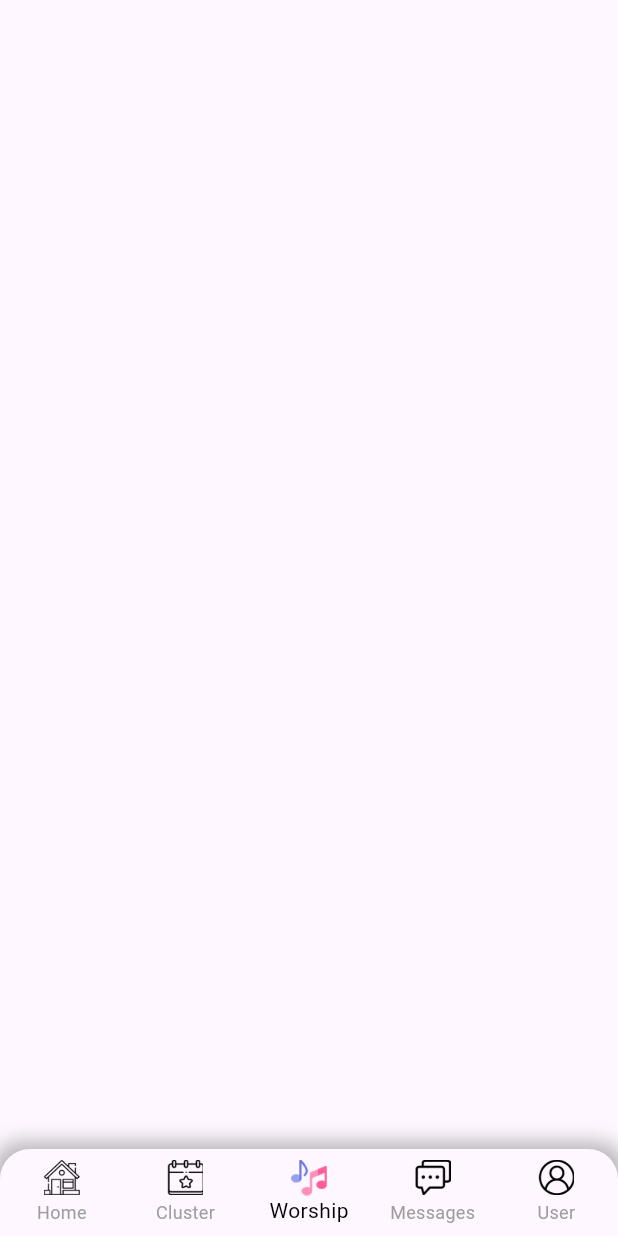
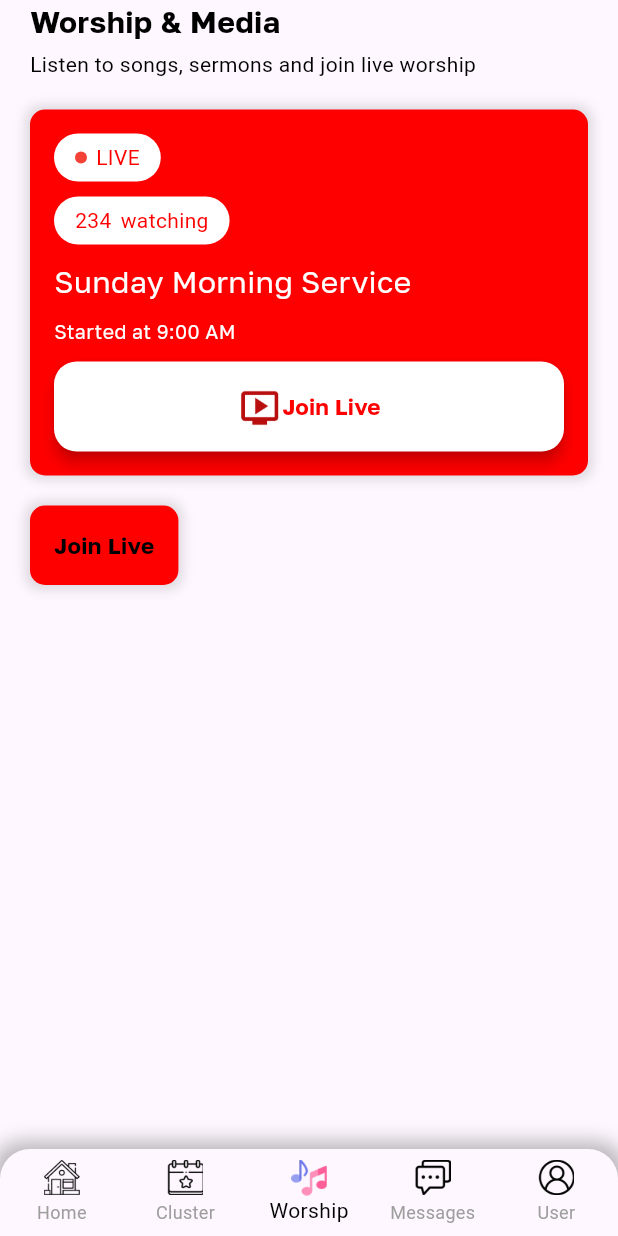
Before and after one commit to PhilipNzube/bcci_platform, a Flutter app: the screen it shows after launch, item 3 of the bottom bar chosen, on a phone screen of 412 x 824 dp. Run offline on Flutter 3.47's test engine with Material 3 defaults, Android fonts, the light colour scheme and no system bars; our stand-ins replace carousel_slider, connectivity_plus, flutter_secure_storage, shared_preferences.

Commit message:
update 11 files

```diff
--- /dev/null
+++ b/lib/presentation/controllers/worship_page_controller.dart
@@ -0,0 +1,168 @@
+import 'package:carousel_slider/carousel_slider.dart';
+import 'package:flutter/material.dart' hide CarouselController;
+import 'package:flutter_secure_storage/flutter_secure_storage.dart';
+import 'package:shared_preferences/shared_preferences.dart';
+import 'dart:async';
+import 'package:connectivity_plus/connectivity_plus.dart';
+
+class WorshipPageController extends ChangeNotifier {
+  final TextEditingController _searchController = TextEditingController();
+  final FocusNode _searchFocusNode = FocusNode();
+  List _searchResults = [];
+  bool _searchLoading = false;
+  bool _isSearching = false;
+  List<String> _imagePaths = [
+    "images/Banner.png",
+    "images/Banner.png",
+    "images/Banner.png",
+  ];
+  int _current = 0;
+  final CarouselController _controller = CarouselController();
+  Map<String, bool> _isLikedMap = {};
+  int? _selectedRadioValue = 0;
+  final storage = const FlutterSecureStorage();
+  ValueNotifier<String?> _selectedFilter = ValueNotifier<String?>(null);
+  bool _isFilterActive = false;
+  int? userId;
+  String? _fullName;
+  String? _userName;
+  String? _profileImage;
+  String? _email;
+  String? _address;
+  String? _city;
+  String? _state;
+  String? _storeName;
+  String? _storeWebsiteUrl;
+  String? _storeDescription;
+  String? _walletBalance;
+  String? _phone;
+  String? _gender;
+  String? _role;
+  List<Map<String, dynamic>> products = [];
+  bool _isLoading = false;
+  late SharedPreferences prefs;
+  Timer? _timer;
+  int _remainingTime = 0;
+  bool _isLoading2 = false;
+  bool _isRefreshing = false;
+  StreamSubscription<ConnectivityResult>? connectivitySubscription;
+  late ScrollController _scrollController;
+  int pageNum = 1;
+  bool _isFetchingMore = false;
+  String _userRole = "";
+  String _url = "";
+  bool _isMoved = false;
+  bool _isLoggedOut = false;
+  String _previousRole = "Customer";
+  String _currentRole = "Customer";
+  bool _activateFabForCustomerView = false;
+  // late Future<void> _userData;
+
+  WorshipPageController() {
+    initialize();
+  }
+
+  //public getters
+  String? get fullName => _fullName;
+  String? get userName => _userName;
+  String? get phone => _phone;
+  String? get email => _email;
+  String? get profileImage => _profileImage;
+  String? get address => _address;
+  String? get city => _city;
+  String? get state => _state;
+  String? get storeName => _storeName;
+  String? get storeWebsiteUrl => _storeWebsiteUrl;
+  String? get storeDescription => _storeDescription;
+  String? get walletBalance => _walletBalance;
+  String? get gender => _gender;
+  String? get role => _role;
+  int get remainingTime => _remainingTime;
+  bool get isSearching => _isSearching;
+  bool get isLoading => _isLoading;
+  bool get isLoading2 => _isLoading2;
+  bool get searchLoading => _searchLoading;
+  List<dynamic> get searchResults => _searchResults;
+  int get current => _current;
+  bool get isFetchingMore => _isFetchingMore;
+  List<String> get imagePaths => _imagePaths;
+  bool get isFilterActive => _isFilterActive;
+  ValueNotifier<String?> get selectedFilter => _selectedFilter;
+  int? get selectedRadioValue => _selectedRadioValue;
+  String get userRole => _userRole;
+  bool get isMoved => _isMoved;
+  bool get isLoggedOut => _isLoggedOut;
+  String get previousRole => _previousRole;
+  String get currentRole => _currentRole;
+  bool get activateFabForCustomerView => _activateFabForCustomerView;
+  // Future<void> get userData => _userData;
+
+  TextEditingController get searchController => _searchController;
+  CarouselController get controller => _controller;
+  ScrollController get scrollController => _scrollController;
+
+  FocusNode get searchFocusNode => _searchFocusNode;
+
+  void setActivateFabForCustomerView(bool value) {
+    _activateFabForCustomerView = value;
+    notifyListeners();
+  }
+
+  void setCurrentRole(String value) {
+    _currentRole = value;
+    notifyListeners();
+  }
+
+  void setPreviousRole(String value) {
+    _previousRole = value;
+    notifyListeners();
+  }
+
+  void refreshController() {
+    notifyListeners();
+  }
+
+  void setIsLoading(bool value) {
+    _isLoading = value;
+    notifyListeners();
+  }
+
+  void setIsLoggedOut(bool value) {
+    _isLoggedOut = value;
+    notifyListeners();
+  }
+
+  void setIsSearching(bool value) {
+    _isSearching = value;
+    notifyListeners();
+  }
+
+  void setCurrent(int value) {
+    _current = value;
+    notifyListeners();
+  }
+
+  void setIsFilterActive(bool value) {
+    _isFilterActive = value;
+    notifyListeners();
+  }
+
+  void setSelectedRadioValue(int value) {
+    _selectedRadioValue = value;
+    notifyListeners();
+  }
+
+  void setIsMoved(bool value) {
+    _isMoved = value;
+    notifyListeners();
+  }
+
+  void initialize() async {
+    await initializePrefs();
+  }
+
+  Future<void> initializePrefs() async {
+    prefs = await SharedPreferences.getInstance();
+    notifyListeners();
+  }
+}
--- a/lib/presentation/screens/cluster_page/cluster_page.dart
+++ b/lib/presentation/screens/cluster_page/cluster_page.dart
@@ -34,14 +34,15 @@ class _ClusterPageState extends State<ClusterPage>
                       const Text(
                         "Cluster Management",
                         style: TextStyle(
-                          fontSize: 22,
+                          fontSize: 20,
+                          fontFamily: 'GolosText',
                           fontWeight: FontWeight.bold,
                         ),
                       ),
                       Gap(4),
                       const Text(
                         "Manage your regional clusters and cell groups",
-                        style: TextStyle(color: Colors.black54),
+                        style: TextStyle(color: Colors.black),
                       ),
                       Gap(20),
 
--- a/lib/presentation/screens/main_app/main_app.dart
+++ b/lib/presentation/screens/main_app/main_app.dart
@@ -1,5 +1,6 @@
 import 'package:bcci_platform/presentation/screens/cluster_page/cluster_page.dart';
 import 'package:bcci_platform/presentation/screens/home_page/home_page.dart';
+import 'package:bcci_platform/presentation/screens/worship_page/worship_page.dart';
 import 'package:flutter/material.dart';
 import '../../../core/services/connectivity_service.dart';
 import '../../../core/widgets/custom_back_handler.dart';
@@ -49,7 +50,7 @@ class _MainAppState extends State<MainApp> with TickerProviderStateMixin {
         body: SafeArea(
           child: IndexedStack(
             index: navController.selectedIndex,
-            children: [HomePage(), ClusterPage()],
+            children: [HomePage(), ClusterPage(), WorshipPage()],
           ),
         ),
         bottomNavigationBar: const CustomBottomNav(),
--- /dev/null
+++ b/lib/presentation/screens/worship_page/worship_page.dart
@@ -0,0 +1,239 @@
+import 'package:bcci_platform/core/widgets/custom_gap.dart';
+import 'package:bcci_platform/presentation/controllers/worship_page_controller.dart';
+import 'package:bcci_platform/presentation/screens/cluster_page/widgets/cluster_card.dart';
+import 'package:bcci_platform/presentation/screens/cluster_page/widgets/summary_card.dart';
+import 'package:flutter/material.dart' hide CarouselController;
+import 'package:provider/provider.dart';
+
+class WorshipPage extends StatefulWidget {
+  const WorshipPage({super.key});
+
+  @override
+  State<WorshipPage> createState() => _WorshipPageState();
+}
+
+class _WorshipPageState extends State<WorshipPage>
+    with TickerProviderStateMixin, RouteAware {
+  @override
+  Widget build(BuildContext context) {
+    //final WorshipPageController = Provider.of<WorshipPageController>(context);
+    return ChangeNotifierProvider(
+      create: (context) => WorshipPageController(),
+      child: Consumer<WorshipPageController>(
+        builder: (context, WorshipPageController, child) {
+          return SafeArea(
+            child: Scaffold(
+              body: SingleChildScrollView(
+                child: Padding(
+                  padding: const EdgeInsets.symmetric(horizontal: 20.0),
+                  child: Column(
+                    mainAxisSize: MainAxisSize.min,
+                    mainAxisAlignment: MainAxisAlignment.start,
+                    crossAxisAlignment: CrossAxisAlignment.start,
+                    children: [
+                      const Text(
+                        "Worship & Media",
+                        style: TextStyle(
+                          fontSize: 20,
+                          fontFamily: 'GolosText',
+                          fontWeight: FontWeight.bold,
+                        ),
+                      ),
+                      Gap(4),
+                      const Text(
+                        "Listen to songs, sermons and join live worship",
+                        style: TextStyle(color: Colors.black),
+                      ),
+                      Gap(20),
+
+                      Container(
+                        width: double.infinity,
+                        padding: const EdgeInsets.all(16),
+                        decoration: BoxDecoration(
+                          color: Color(0xFFFF0000),
+                          borderRadius: BorderRadius.circular(10),
+                          boxShadow: [
+                            BoxShadow(
+                              color: Colors.black12,
+                              spreadRadius: 3,
+                              blurRadius: 6,
+                            ),
+                          ],
+                        ),
+                        child: Column(
+                          crossAxisAlignment: CrossAxisAlignment.start,
+                          children: [
+                            //live
+                            Container(
+                              padding: const EdgeInsets.symmetric(
+                                vertical: 6,
+                                horizontal: 14,
+                              ),
+                              decoration: BoxDecoration(
+                                color: Colors.white,
+                                borderRadius: BorderRadius.circular(30),
+                              ),
+                              child: Row(
+                                mainAxisSize: MainAxisSize.min,
+                                children: [
+                                  Container(
+                                    width: 8,
+                                    height: 8,
+                                    decoration: const BoxDecoration(
+                                      color:
+                                          Colors.red, // or any color you want
+                                      shape: BoxShape.circle,
+                                    ),
+                                  ),
+                                  Gap(6, isHorizontal: true),
+                                  const Text(
+                                    "LIVE",
+                                    style: TextStyle(color: Color(0xFFFF0000)),
+                                  ),
+                                ],
+                              ),
+                            ),
+                            Gap(10),
+                            //number of people watching
+                            Container(
+                              padding: const EdgeInsets.symmetric(
+                                vertical: 6,
+                                horizontal: 14,
+                              ),
+                              decoration: BoxDecoration(
+                                color: Colors.white,
+                                borderRadius: BorderRadius.circular(30),
+                              ),
+                              child: Row(
+                                mainAxisSize: MainAxisSize.min,
+                                children: [
+                                  const Text(
+                                    "234",
+                                    style: TextStyle(color: Color(0xFFFF0000)),
+                                  ),
+                                  Gap(6, isHorizontal: true),
+                                  const Text(
+                                    "watching",
+                                    style: TextStyle(color: Color(0xFFFF0000)),
+                                  ),
+                                ],
+                              ),
+                            ),
+                            Gap(10),
+                            const Text(
+                              "Sunday Morning Service",
+                              style: TextStyle(
+                                fontSize: 20,
+                                fontFamily: 'GolosText',
+                                color: Colors.white,
+                              ),
+                            ),
+                            Gap(10),
+                            const Text(
+                              "Started at 9:00 AM",
+                              style: TextStyle(
+                                fontSize: 13,
+                                fontFamily: 'GolosText',
+                                color: Colors.white,
+                              ),
+                            ),
+                            Gap(10),
+                            SizedBox(
+                              width: double.infinity,
+                              height:
+                                  (60 / MediaQuery.of(context).size.height) *
+                                  MediaQuery.of(context).size.height,
+                              child: ElevatedButton(
+                                onPressed: () {},
+                                style: ButtonStyle(
+                                  backgroundColor:
+                                      WidgetStateProperty.resolveWith<Color>(
+                                        (states) =>
+                                            states.contains(WidgetState.pressed)
+                                            ? Color(0xFFFF0000)
+                                            : Colors.white,
+                                      ),
+                                  foregroundColor:
+                                      WidgetStateProperty.resolveWith<Color>(
+                                        (states) =>
+                                            states.contains(WidgetState.pressed)
+                                            ? Colors.white
+                                            : Color(0xFFFF0000),
+                                      ),
+                                  elevation: WidgetStateProperty.all<double>(
+                                    4.0,
+                                  ),
+                                  shape:
+                                      WidgetStateProperty.all<
+                                        RoundedRectangleBorder
+                                      >(
+                                        const RoundedRectangleBorder(
+                                          borderRadius: BorderRadius.all(
+                                            Radius.circular(15),
+                                          ),
+                                        ),
+                                      ),
+                                ),
+                                child: WorshipPageController.isLoading
+                                    ? const CircularProgressIndicator(
+                                        color: Colors.white,
+                                      )
+                                    : Row(
+                                        mainAxisSize: MainAxisSize.min,
+                                        children: [
+                                          Image.asset(
+                                            "images/Live.png",
+                                            width: 30,
+                                            height: 30,
+                                            fit: BoxFit.contain,
+                                          ),
+                                          Text(
+                                            "Join Live",
+                                            style: const TextStyle(
+                                              fontSize: 15,
+                                              fontFamily: 'GolosText',
+                                              fontWeight: FontWeight.bold,
+                                            ),
+                                          ),
+                                        ],
+                                      ),
+                              ),
+                            ),
+                          ],
+                        ),
+                      ),
+                      Gap(20),
+                      Container(
+                        padding: const EdgeInsets.all(16),
+                        decoration: BoxDecoration(
+                          color: Color(0xFFFF0000),
+                          borderRadius: BorderRadius.circular(10),
+                          boxShadow: [
+                            BoxShadow(
+                              color: Colors.black12,
+                              spreadRadius: 3,
+                              blurRadius: 6,
+                            ),
+                          ],
+                        ),
+                        child: Text(
+                          "Join Live",
+                          style: const TextStyle(
+                            fontSize: 15,
+                            fontFamily: 'GolosText',
+                            fontWeight: FontWeight.bold,
+                          ),
+                        ),
+                      ),
+                      Gap(10),
+                    ],
+                  ),
+                ),
+              ),
+            ),
+          );
+        },
+      ),
+    );
+  }
+}
--- a/pubspec.yaml
+++ b/pubspec.yaml
@@ -127,6 +127,7 @@ flutter:
     - images/Help.png
     - images/Home-Active.png
     - images/Home.png
+    - images/Like.png
     - images/Live.png
     - images/Log-out.png
     - images/Menu.png
@@ -136,6 +137,7 @@ flutter:
     - images/notifications_active.png
     - images/Pastor_David_Convo.png
     - images/Pexels Photo by Pixabay.png
+    - images/Play.png
     - images/Prayer_Team.png
     - images/Prayer.png
     - images/Security.png
```
Also changed, not shown: images/Like.png (added), images/Play.png (added).
